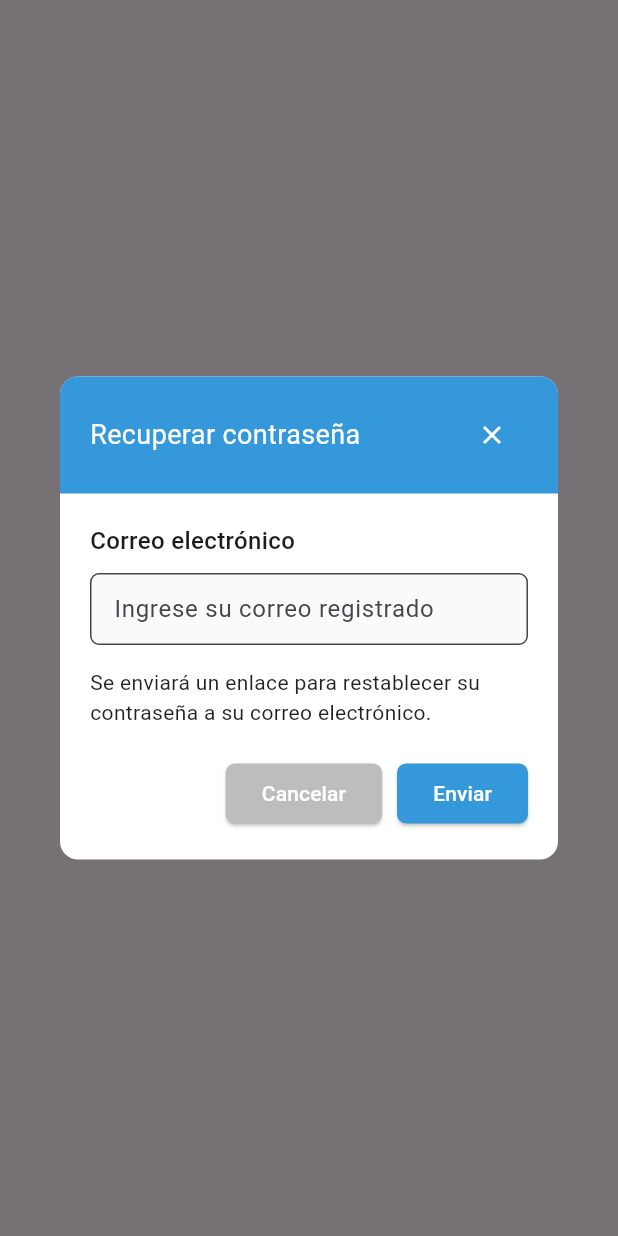
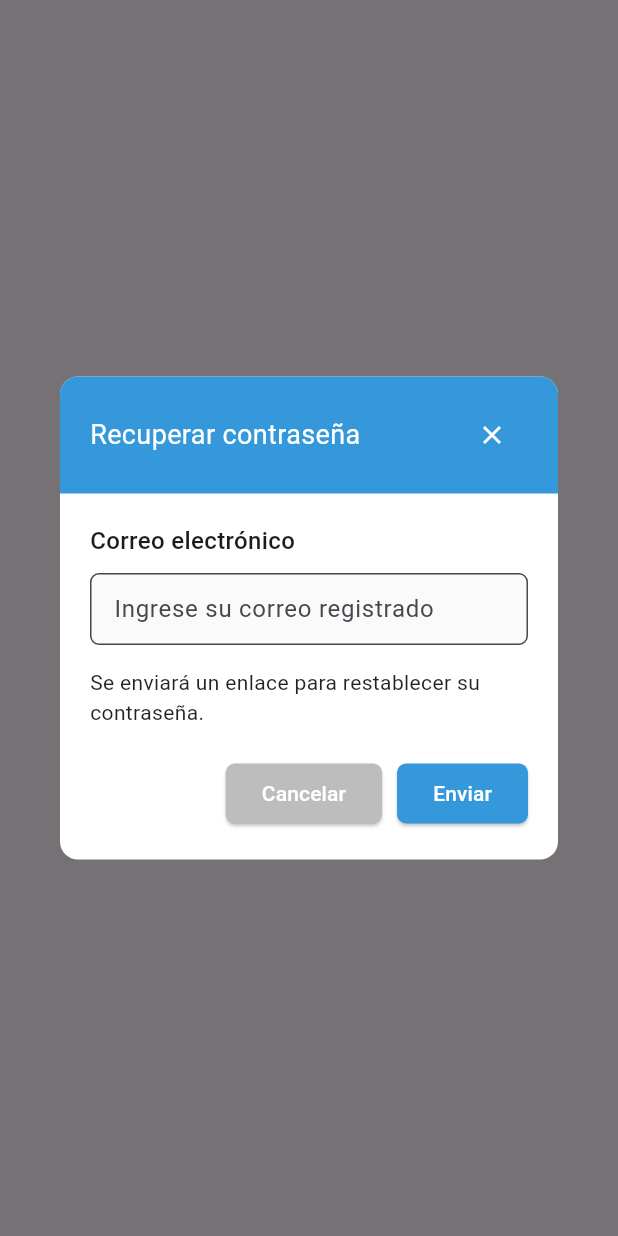
Before and after one commit to lmcadev-productApp/ProducApp, a Flutter app: what mostrarRecuperarContrasena() shows on an empty page, opened directly, on a phone screen of 412 x 824 dp. Run offline on Flutter 3.47's test engine with Material 3 defaults, Android fonts, the phone set to English and light mode, and no system bars.

Commit message:
Organizar carpetas y crear un widget reutilizable de ventanas emergentes para el futuro

```diff
--- a/frontend/lib/main.dart
+++ b/frontend/lib/main.dart
@@ -1,5 +1,5 @@
 import 'package:flutter/material.dart';
-import 'package:frontend/screens/login_page.dart'; // Asegúrate que la ruta y nombre sean correctos
+import 'package:frontend/screens/login/login_page.dart';
 
 void main() {
   runApp(ProducApp());
--- a/frontend/lib/screens/login_page.dart
+++ b/frontend/lib/screens/login/login_page.dart
@@ -1,5 +1,5 @@
 import 'package:flutter/material.dart';
-import 'package:frontend/widgets/login_form.dart';
+import 'package:frontend/widgets/login/login_form.dart';
 
 class LoginPage extends StatelessWidget {
   const LoginPage({super.key});
--- /dev/null
+++ b/frontend/lib/widgets/dialogs/dialog_general.dart
@@ -0,0 +1,107 @@
+import 'package:flutter/material.dart';
+
+// Diálogo reutilizable para las ventanas emergentes futuras
+class DialogoGeneral extends StatelessWidget {
+  final String titulo;
+  final Widget contenido;
+  final String textoBotonOk;
+  final String textoBotonCancelar;
+  final VoidCallback? onOk;
+  final VoidCallback? onCancelar;
+  final Color color;
+
+  DialogoGeneral({
+    required this.titulo,
+    required this.contenido,
+    this.textoBotonOk = 'Aceptar',
+    this.textoBotonCancelar = 'Cancelar',
+    this.onOk,
+    this.onCancelar,
+    this.color = const Color(0xFF3498DB),
+  });
+
+  @override
+  Widget build(BuildContext context) {
+    return Dialog(
+      backgroundColor: Colors.white,
+      shape: RoundedRectangleBorder(borderRadius: BorderRadius.circular(12)),
+      child: Column(
+        mainAxisSize: MainAxisSize.min,
+        children: [
+          // Cabecera
+          Container(
+            width: double.infinity,
+            padding: EdgeInsets.symmetric(horizontal: 20, vertical: 15),
+            decoration: BoxDecoration(
+              color: color,
+              borderRadius: BorderRadius.only(
+                topLeft: Radius.circular(12),
+                topRight: Radius.circular(12),
+              ),
+            ),
+            child: Row(
+              mainAxisAlignment: MainAxisAlignment.spaceBetween,
+              children: [
+                Text(
+                  titulo,
+                  style: TextStyle(color: Colors.white, fontSize: 18),
+                ),
+                IconButton(
+                  onPressed: () => Navigator.pop(context),
+                  icon: Icon(Icons.close, color: Colors.white),
+                  iconSize: 20,
+                ),
+              ],
+            ),
+          ),
+
+          // Contenido
+          Padding(
+            padding: EdgeInsets.all(20),
+            child: Column(
+              crossAxisAlignment: CrossAxisAlignment.start,
+              children: [
+                contenido,
+                SizedBox(height: 20),
+
+                // Botones
+                Row(
+                  mainAxisAlignment: MainAxisAlignment.end,
+                  children: [
+                    ElevatedButton(
+                      onPressed: onCancelar ?? () => Navigator.pop(context),
+                      style: ElevatedButton.styleFrom(
+                        backgroundColor: Colors.grey[400],
+                        shape: RoundedRectangleBorder(
+                          borderRadius: BorderRadius.circular(6),
+                        ),
+                      ),
+                      child: Text(
+                        textoBotonCancelar,
+                        style: TextStyle(color: Colors.white),
+                      ),
+                    ),
+                    SizedBox(width: 10),
+                    ElevatedButton(
+                      onPressed: onOk,
+                      style: ElevatedButton.styleFrom(
+                        backgroundColor: color,
+                        shape: RoundedRectangleBorder(
+                          borderRadius: BorderRadius.circular(6),
+                        ),
+                      ),
+                      child: Text(
+                        textoBotonOk,
+                        style: TextStyle(color: Colors.white),
+                      ),
+                    ),
+                  ],
+                ),
+              ],
+            ),
+          ),
+        ],
+      ),
+    );
+  }
+}
--- /dev/null
+++ b/frontend/lib/widgets/login/recover_password_dialog.dart
@@ -0,0 +1,59 @@
+import 'package:flutter/material.dart';
+import 'package:frontend/widgets/dialogs/dialog_general.dart';
+
+void mostrarRecuperarContrasena(BuildContext context) {
+  final emailController = TextEditingController();
+
+  showDialog(
+    context: context,
+    builder: (context) => DialogoGeneral(
+      titulo: 'Recuperar contraseña',
+      contenido: Column(
+        crossAxisAlignment: CrossAxisAlignment.start,
+        children: [
+          Text(
+            'Correo electrónico',
+            style: TextStyle(fontSize: 16, fontWeight: FontWeight.w500),
+          ),
+          SizedBox(height: 10),
+          TextField(
+            controller: emailController,
+            decoration: InputDecoration(
+              hintText: 'Ingrese su correo registrado',
+              filled: true,
+              fillColor: Colors.grey[50],
+              border: OutlineInputBorder(
+                borderRadius: BorderRadius.circular(6),
+              ),
+              contentPadding: EdgeInsets.symmetric(
+                horizontal: 12,
+                vertical: 12,
+              ),
+            ),
+          ),
+          SizedBox(height: 15),
+          Text(
+            'Se enviará un enlace para restablecer su contraseña.',
+            style: TextStyle(color: Colors.black87, fontSize: 14),
+          ),
+        ],
+      ),
+      textoBotonOk: 'Enviar',
+      onOk: () {
+        //Logica
+        String email = emailController.text;
+        if (email.isNotEmpty) {
+          print('Enviando email a: $email');
+          Navigator.pop(context);
+          ScaffoldMessenger.of(
+            context,
+          ).showSnackBar(SnackBar(content: Text('Email enviado')));
+        } else {
+          ScaffoldMessenger.of(
+            context,
+          ).showSnackBar(SnackBar(content: Text('Ingrese su correo')));
+        }
+      },
+    ),
+  );
+}
--- a/frontend/lib/widgets/recover_password_dialog.dart
+++ /dev/null
@@ -1,133 +0,0 @@
-import 'package:flutter/material.dart';
-
-void mostrarRecuperarContrasena(BuildContext context) {
-  final _recuperarEmailController = TextEditingController();
-
-  showDialog(
-    context: context,
-    builder: (context) => Dialog(
-      backgroundColor: Colors.white,
-      shape: RoundedRectangleBorder(borderRadius: BorderRadius.circular(12)),
-      child: Column(
-        mainAxisSize: MainAxisSize.min,
-        children: [
-          // Cabecera
-          Container(
-            width: double.infinity,
-            padding: EdgeInsets.symmetric(horizontal: 20, vertical: 15),
-            decoration: BoxDecoration(
-              color: Color(0xFF3498DB),
-              borderRadius: BorderRadius.only(
-                topLeft: Radius.circular(12),
-                topRight: Radius.circular(12),
-              ),
-            ),
-            child: Row(
-              mainAxisAlignment: MainAxisAlignment.spaceBetween,
-              children: [
-                Text(
-                  'Recuperar contraseña',
-                  style: TextStyle(color: Colors.white, fontSize: 18),
-                ),
-                IconButton(
-                  onPressed: () => Navigator.pop(context),
-                  icon: Icon(Icons.close, color: Colors.white),
-                  iconSize: 20,
-                ),
-              ],
-            ),
-          ),
-
-          // Contenido
-          Padding(
-            padding: EdgeInsets.all(20),
-            child: Column(
-              crossAxisAlignment: CrossAxisAlignment.start,
-              children: [
-                Text(
-                  'Correo electrónico',
-                  style: TextStyle(fontSize: 16, fontWeight: FontWeight.w500),
-                ),
-                SizedBox(height: 10),
-                TextField(
-                  controller: _recuperarEmailController,
-                  decoration: InputDecoration(
-                    hintText: 'Ingrese su correo registrado',
-                    filled: true,
-                    fillColor: Colors.grey[50],
-                    border: OutlineInputBorder(
-                      borderRadius: BorderRadius.circular(6),
-                    ),
-                    contentPadding: EdgeInsets.symmetric(
-                      horizontal: 12,
-                      vertical: 12,
-                    ),
-                  ),
-                ),
-                SizedBox(height: 15),
-                Text(
-                  'Se enviará un enlace para restablecer su contraseña a su correo electrónico.',
-                  style: TextStyle(color: Colors.black87, fontSize: 14),
-                ),
-                SizedBox(height: 20),
-
-                Row(
-                  mainAxisAlignment: MainAxisAlignment.end,
-                  children: [
-                    ElevatedButton(
-                      onPressed: () => Navigator.pop(context),
-                      style: ElevatedButton.styleFrom(
-                        backgroundColor: Colors.grey[400],
-                        shape: RoundedRectangleBorder(
-                          borderRadius: BorderRadius.circular(6),
-                        ),
-                      ),
-                      child: Text(
-                        'Cancelar',
-                        style: TextStyle(color: Colors.white),
-                      ),
-                    ),
-                    SizedBox(width: 10),
-                    ElevatedButton(
-                      onPressed: () {
-                        //Logica
-                        String email = _recuperarEmailController.text;
-                        if (email.isNotEmpty) {
-                          print('Enviando email de recuperación a: $email');
-                          Navigator.pop(context);
-                          ScaffoldMessenger.of(context).showSnackBar(
-                            SnackBar(
-                              content: Text('Email de recuperación enviado'),
-                            ),
-                          );
-                        } else {
-                          ScaffoldMessenger.of(context).showSnackBar(
-                            SnackBar(
-                              content: Text(
-                                'Por favor ingrese su correo electrónico',
-                              ),
-                            ),
-                          );
-                        }
-                      },
-                      style: ElevatedButton.styleFrom(
-                        backgroundColor: Color(0xFF3498DB),
-                        shape: RoundedRectangleBorder(
-                          borderRadius: BorderRadius.circular(6),
-                        ),
-                      ),
-                      child: Text(
-                        'Enviar',
-                        style: TextStyle(color: Colors.white),
-                      ),
-                    ),
-                  ],
-                ),
-              ],
-            ),
-          ),
-        ],
-      ),
-    ),
-  );
-}
```
Also changed, not shown: frontend/lib/widgets/login/login_form.dart (renamed from frontend/lib/widgets/login_form.dart), 1 other file.
